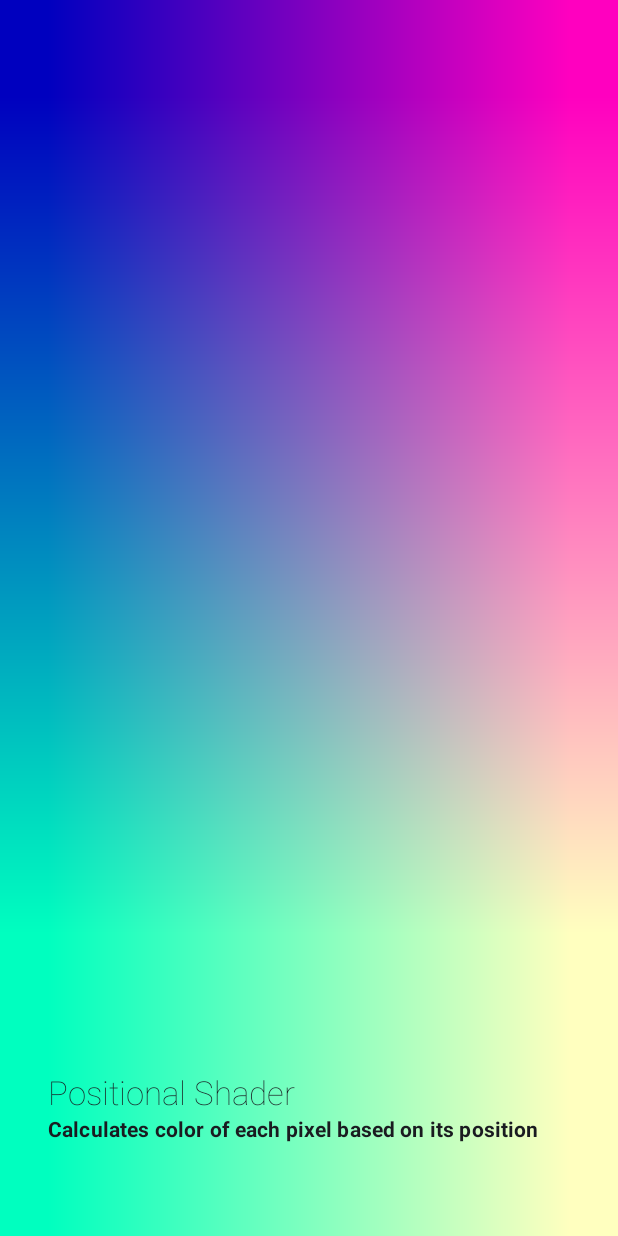
After one commit to AxonDragonScale/ComposeDemos, an Android app built with Jetpack Compose: the composable Shaders shown on its own in the app's theme, on a phone screen of 412 x 824 dp. The commit adds this screen. Run offline under Robolectric (Android 15) with nearby library versions, the phone set to English and light mode, and no system bars.

Commit message:
Added Shader Demo

```diff
--- /dev/null
+++ b/app/src/main/java/com/axondragonscale/compose/demo/shaders/ImageShader.kt
@@ -0,0 +1,104 @@
+package com.axondragonscale.compose.demo.shaders
+
+import android.content.res.Configuration
+import android.graphics.RenderEffect
+import android.graphics.RuntimeShader
+import android.os.Build
+import androidx.annotation.RequiresApi
+import androidx.compose.foundation.Image
+import androidx.compose.foundation.layout.Box
+import androidx.compose.foundation.layout.fillMaxSize
+import androidx.compose.material3.Surface
+import androidx.compose.runtime.Composable
+import androidx.compose.runtime.remember
+import androidx.compose.ui.Alignment
+import androidx.compose.ui.Modifier
+import androidx.compose.ui.graphics.ImageBitmap
+import androidx.compose.ui.graphics.asComposeRenderEffect
+import androidx.compose.ui.graphics.graphicsLayer
+import androidx.compose.ui.layout.ContentScale
+import androidx.compose.ui.layout.onSizeChanged
+import androidx.compose.ui.res.imageResource
+import androidx.compose.ui.tooling.preview.Preview
+import com.axondragonscale.compose.demo.R
+import com.axondragonscale.compose.demo.ui.theme.ComposeDemosTheme
+
+/**
+ * Created by Ronak Harkhani on 11/05/24
+ */
+
+@RequiresApi(Build.VERSION_CODES.TIRAMISU)
+val ImageShaderPage = ShaderPage(
+    title = "Image Shader",
+    desc = "Apply shader to an image",
+    content = { ImageShader() }
+)
+
+private val SHADER = """
+    uniform float2 size;
+    uniform shader composable;
+
+    half4 main(float2 pos) {
+        // Show the image normally. Just the return the pixel from composable
+        // return composable.eval(pos);
+        // return composable.eval(pos).rgba;
+
+        // Switch the colors
+        // return composable.eval(pos).rbga;
+        // return composable.eval(pos).grba;
+        // return composable.eval(pos).brga;
+        // return composable.eval(pos).bgra;
+
+        float scale = 0.009;
+        float2 scaledPos = pos * scale;
+
+        float2 center = size * 0.5 * scale;
+        float distanceFromCenter = distance(scaledPos, center);
+        float2 dirFromCenter = scaledPos - center;
+        float2 offset = dirFromCenter * sin(distanceFromCenter * 70);
+        return composable.eval((scaledPos + offset/20) / scale);
+    }
+
+""".trimIndent()
+
+@RequiresApi(Build.VERSION_CODES.TIRAMISU)
+@Composable
+fun ImageShader() {
+    val shader = remember { RuntimeShader(SHADER) }
+    Box(
+        modifier = Modifier.fillMaxSize(),
+        contentAlignment = Alignment.Center,
+    ) {
+        Image(
+            modifier = Modifier
+                .onSizeChanged {
+                    shader.setFloatUniform(
+                        "size",
+                        it.width.toFloat(),
+                        it.height.toFloat()
+                    )
+                }
+                .graphicsLayer {
+                    clip = true
+                    renderEffect = RenderEffect
+                        .createRuntimeShaderEffect(shader, "composable")
+                        .asComposeRenderEffect()
+                },
+            bitmap = ImageBitmap.imageResource(id = R.drawable.pic1),
+            contentScale = ContentScale.Crop,
+            contentDescription = null,
+        )
+    }
+}
+
+@RequiresApi(Build.VERSION_CODES.TIRAMISU)
+@Preview(name = "Light", showBackground = true, uiMode = Configuration.UI_MODE_NIGHT_NO)
+@Preview(name = "Dark", showBackground = true, uiMode = Configuration.UI_MODE_NIGHT_YES)
+@Composable
+private fun ShakePreview() {
+    ComposeDemosTheme {
+        Surface {
+            ImageShader()
+        }
+    }
+}
--- /dev/null
+++ b/app/src/main/java/com/axondragonscale/compose/demo/shaders/PositionalShader.kt
@@ -0,0 +1,73 @@
+package com.axondragonscale.compose.demo.shaders
+
+import android.content.res.Configuration
+import android.graphics.RenderEffect
+import android.graphics.RuntimeShader
+import android.os.Build
+import androidx.annotation.RequiresApi
+import androidx.compose.foundation.layout.fillMaxSize
+import androidx.compose.material3.Surface
+import androidx.compose.runtime.Composable
+import androidx.compose.runtime.remember
+import androidx.compose.ui.Modifier
+import androidx.compose.ui.graphics.asComposeRenderEffect
+import androidx.compose.ui.graphics.graphicsLayer
+import androidx.compose.ui.layout.onSizeChanged
+import androidx.compose.ui.tooling.preview.Preview
+import com.axondragonscale.compose.demo.ui.theme.ComposeDemosTheme
+
+/**
+ * Created by Ronak Harkhani on 10/05/24
+ */
+
+@RequiresApi(Build.VERSION_CODES.TIRAMISU)
+val PositionalShaderPage = ShaderPage(
+    title = "Positional Shader",
+    desc = "Calculates color of each pixel based on its position",
+    content = { PositionalShader() }
+)
+
+private val SHADER = """
+    uniform float2 size;
+
+    half4 main(float2 pos) {
+        // Define how to calculate r, g, b, a values for each pixel and return as half4
+        // Alt notation: half4((pos / size).xy, 0.75, 1)
+        return half4(pos.x / size.x, pos.y / size.y, 0.75, 1);
+    }
+
+""".trimIndent()
+
+@RequiresApi(Build.VERSION_CODES.TIRAMISU)
+@Composable
+fun PositionalShader() {
+    val shader = remember { RuntimeShader(SHADER) }
+    Surface(
+        modifier = Modifier
+            .fillMaxSize()
+            .onSizeChanged {
+                shader.setFloatUniform(
+                    "size",
+                    it.width.toFloat(),
+                    it.height.toFloat()
+                )
+            }
+            .graphicsLayer {
+                renderEffect = RenderEffect
+                    .createShaderEffect(shader)
+                    .asComposeRenderEffect()
+            }
+    ) {}
+}
+
+@RequiresApi(Build.VERSION_CODES.TIRAMISU)
+@Preview(name = "Light", showBackground = true, uiMode = Configuration.UI_MODE_NIGHT_NO)
+@Preview(name = "Dark", showBackground = true, uiMode = Configuration.UI_MODE_NIGHT_YES)
+@Composable
+private fun ShakePreview() {
+    ComposeDemosTheme {
+        Surface {
+            PositionalShader()
+        }
+    }
+}
--- /dev/null
+++ b/app/src/main/java/com/axondragonscale/compose/demo/shaders/Shaders.kt
@@ -0,0 +1,103 @@
+package com.axondragonscale.compose.demo.shaders
+
+import android.content.res.Configuration
+import android.os.Build
+import androidx.annotation.RequiresApi
+import androidx.compose.foundation.ExperimentalFoundationApi
+import androidx.compose.foundation.layout.Arrangement
+import androidx.compose.foundation.layout.Box
+import androidx.compose.foundation.layout.Column
+import androidx.compose.foundation.layout.fillMaxHeight
+import androidx.compose.foundation.layout.fillMaxSize
+import androidx.compose.foundation.layout.padding
+import androidx.compose.foundation.pager.HorizontalPager
+import androidx.compose.foundation.pager.VerticalPager
+import androidx.compose.foundation.pager.rememberPagerState
+import androidx.compose.material3.MaterialTheme
+import androidx.compose.material3.Surface
+import androidx.compose.material3.Text
+import androidx.compose.runtime.Composable
+import androidx.compose.runtime.LaunchedEffect
+import androidx.compose.runtime.snapshotFlow
+import androidx.compose.ui.Modifier
+import androidx.compose.ui.text.font.FontWeight
+import androidx.compose.ui.tooling.preview.Preview
+import androidx.compose.ui.unit.dp
+import com.axondragonscale.compose.demo.ui.theme.ComposeDemosTheme
+
+/**
+ * Created by Ronak Harkhani on 10/05/24
+ */
+
+data class ShaderPage(
+    val title: String,
+    val desc: String,
+    val content: @Composable () -> Unit,
+)
+
+@RequiresApi(Build.VERSION_CODES.TIRAMISU)
+private val pages = listOf(
+    PositionalShaderPage,
+    TextShaderPage,
+)
+
+@OptIn(ExperimentalFoundationApi::class)
+@Composable
+fun Shaders(modifier: Modifier = Modifier) = Column(modifier = modifier.fillMaxSize()) {
+    if (Build.VERSION.SDK_INT < Build.VERSION_CODES.TIRAMISU) return@Column
+
+    val pagerState = rememberPagerState { pages.size }
+    Box(
+        modifier = Modifier
+        .weight(1f)
+        .padding(vertical = 64.dp, horizontal = 32.dp)
+    ) {
+        pages[pagerState.currentPage].content()
+        HorizontalPager(modifier = Modifier.fillMaxSize(), state = pagerState) {}
+    }
+
+    val verticalPagerState = rememberPagerState { pages.size }
+    VerticalPager(
+        modifier = Modifier
+            .weight(0.2f)
+            .padding(horizontal = 32.dp)
+            .padding(bottom = 32.dp),
+        state = verticalPagerState,
+    ) { page ->
+        Column(
+            modifier = Modifier.fillMaxHeight(),
+            verticalArrangement = Arrangement.Center,
+        ) {
+            Text(
+                text = pages[page].title,
+                style = MaterialTheme.typography.titleLarge,
+                fontWeight = FontWeight.Thin,
+            )
+
+            Text(
+                text = pages[page].desc,
+                style = MaterialTheme.typography.labelLarge,
+                fontWeight = FontWeight.Bold,
+            )
+        }
+    }
+
+    LaunchedEffect(Unit) {
+        snapshotFlow {
+            pagerState.currentPage to pagerState.currentPageOffsetFraction
+        }.collect { (page, offset) ->
+            verticalPagerState.scrollToPage(page, offset)
+        }
+    }
+}
+
+@Preview(name = "Light", showBackground = true, uiMode = Configuration.UI_MODE_NIGHT_NO)
+@Preview(name = "Dark", showBackground = true, uiMode = Configuration.UI_MODE_NIGHT_YES)
+@Composable
+private fun ShakePreview() {
+    ComposeDemosTheme {
+        Surface {
+            Shaders()
+        }
+    }
+}
--- /dev/null
+++ b/app/src/main/java/com/axondragonscale/compose/demo/shaders/TextShader.kt
@@ -0,0 +1,88 @@
+package com.axondragonscale.compose.demo.shaders
+
+import android.content.res.Configuration
+import android.graphics.RenderEffect
+import android.graphics.RuntimeShader
+import android.os.Build
+import androidx.annotation.RequiresApi
+import androidx.compose.foundation.layout.Box
+import androidx.compose.foundation.layout.fillMaxSize
+import androidx.compose.material3.Surface
+import androidx.compose.material3.Text
+import androidx.compose.runtime.Composable
+import androidx.compose.runtime.remember
+import androidx.compose.ui.Alignment
+import androidx.compose.ui.Modifier
+import androidx.compose.ui.graphics.asComposeRenderEffect
+import androidx.compose.ui.graphics.graphicsLayer
+import androidx.compose.ui.layout.onSizeChanged
+import androidx.compose.ui.text.font.FontWeight
+import androidx.compose.ui.tooling.preview.Preview
+import androidx.compose.ui.unit.sp
+import com.axondragonscale.compose.demo.ui.theme.ComposeDemosTheme
+
+/**
+ * Created by Ronak Harkhani on 11/05/24
+ */
+
+@RequiresApi(Build.VERSION_CODES.TIRAMISU)
+val TextShaderPage = ShaderPage(
+    title = "Text Shader",
+    desc = "Calculates color of each pixel based on its position",
+    content = { TextShader() }
+)
+
+private val SHADER = """
+    uniform float2 size;
+    uniform shader composable;
+
+    half4 main(float2 pos) {
+        // Get pixel at pos in composable (text) and use its alpha for shader's alpha
+        // So Shader is applied to text pixels, and alpha is 0 elsewhere
+
+        return half4(pos.x / size.x, pos.y / size.y, 0.75, composable.eval(pos).a);
+    }
+
+""".trimIndent()
+
+@RequiresApi(Build.VERSION_CODES.TIRAMISU)
+@Composable
+fun TextShader() {
+    val shader = remember { RuntimeShader(SHADER) }
+    Box(
+        modifier = Modifier.fillMaxSize(),
+        contentAlignment = Alignment.Center,
+    ) {
+        Text(
+            modifier = Modifier
+                .onSizeChanged {
+                    shader.setFloatUniform(
+                        "size",
+                        it.width.toFloat(),
+                        it.height.toFloat()
+                    )
+                }
+                .graphicsLayer {
+                    clip = true
+                    renderEffect = RenderEffect
+                        .createRuntimeShaderEffect(shader, "composable")
+                        .asComposeRenderEffect()
+                },
+            text = "AGSL",
+            fontSize = 64.sp,
+            fontWeight = FontWeight.Bold,
+        )
+    }
+}
+
+@RequiresApi(Build.VERSION_CODES.TIRAMISU)
+@Preview(name = "Light", showBackground = true, uiMode = Configuration.UI_MODE_NIGHT_NO)
+@Preview(name = "Dark", showBackground = true, uiMode = Configuration.UI_MODE_NIGHT_YES)
+@Composable
+private fun ShakePreview() {
+    ComposeDemosTheme {
+        Surface {
+            TextShader()
+        }
+    }
+}
--- a/app/src/main/java/com/axondragonscale/compose/demo/ui/DemoApp.kt
+++ b/app/src/main/java/com/axondragonscale/compose/demo/ui/DemoApp.kt
@@ -18,6 +18,7 @@ import com.axondragonscale.compose.demo.paracarousel.ParallaxCarousel
 import com.axondragonscale.compose.demo.paracarousel.ParallaxCarouselV2
 import com.axondragonscale.compose.demo.radial.RadialList
 import com.axondragonscale.compose.demo.scribble.ScribbleIndicator
+import com.axondragonscale.compose.demo.shaders.Shaders
 import com.axondragonscale.compose.demo.shake.Shake
 import com.axondragonscale.compose.demo.shimmer.Shimmer
 import com.axondragonscale.compose.demo.typewriter.Typewriter
@@ -112,5 +113,9 @@ fun DemoApp() {
         composable(route = Route.ScribbleIndicator.route) {
             ScribbleIndicator()
         }
+
+        composable(route = Route.Shaders.route) {
+            Shaders()
+        }
     }
 }
--- a/app/src/main/java/com/axondragonscale/compose/demo/ui/Home.kt
+++ b/app/src/main/java/com/axondragonscale/compose/demo/ui/Home.kt
@@ -56,6 +56,7 @@ private val DemoItems = listOf(
     Route.StackedPager,
     Route.Shake,
     Route.ScribbleIndicator,
+    Route.Shaders,
 )
 
 @Composable
--- a/app/src/main/java/com/axondragonscale/compose/demo/ui/Route.kt
+++ b/app/src/main/java/com/axondragonscale/compose/demo/ui/Route.kt
@@ -111,4 +111,10 @@ sealed class Route(
         title = "Scribble Tab Indicator",
         description = "A custom hand drawn looped Tab Indicator."
     )
+
+    data object Shaders: Route(
+        route = "Shaders",
+        title = "Shaders",
+        description = "A whole lot of fun shader effects."
+    )
 }
```
